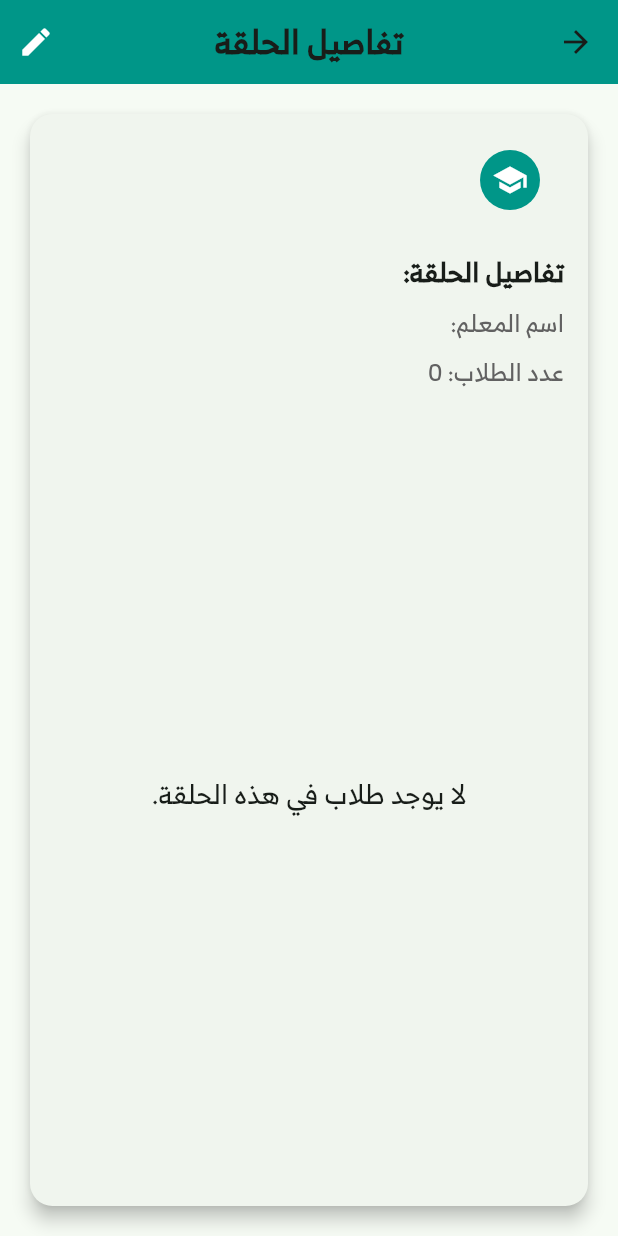
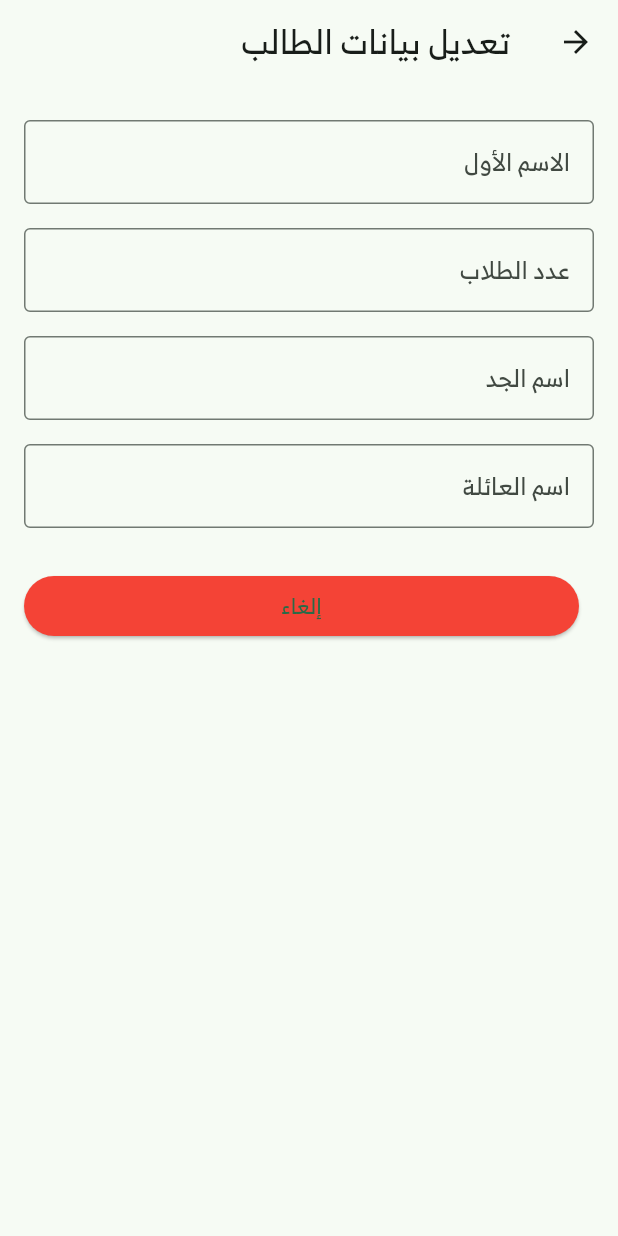
Before and after one commit to abdullahmusllam/al_furqan, a Flutter app: the HalqaDetailsPage screen opened directly with empty values, after a tap on the "edit" icon, on a phone screen of 412 x 824 dp. Run offline on Flutter 3.47's test engine with Material 3 defaults, Android fonts, the light colour scheme and no system bars; our stand-ins replace firebase_core, fl_chart, image_picker, shared_preferences, sqflite; missing offline and left inert: dart:ffi; accounts and stored records are empty.

Commit message:
تعديل حلقة وتعديل الطالب

```diff
--- a/lib/models/users_model.dart
+++ b/lib/models/users_model.dart
@@ -66,6 +66,8 @@ class UserModel {
       isActivate: map['isActivate'] as int?,
     );
   }
+
+  int get userID => null;
 }
 
 // UserModel userModel = UserModel();
--- /dev/null
+++ b/lib/views/SchoolDirector/EditHalaga.dart
@@ -0,0 +1,120 @@
+import 'dart:ffi';
+
+import 'package:al_furqan/controllers/StudentController.dart';
+import 'package:al_furqan/models/halaga_model.dart';
+import 'package:al_furqan/models/users_model.dart';
+import 'package:flutter/material.dart';
+import 'package:al_furqan/models/student_model.dart';
+
+class EditHalagaScreen extends StatefulWidget {
+  // final StudentModel? student;
+  final HalagaModel halga;
+  const EditHalagaScreen({super.key, required this.halga});
+
+  @override
+  _EditStudentScreenState createState() => _EditStudentScreenState();
+}
+
+class _EditStudentScreenState extends State<EditHalagaScreen> {
+  final _formKey = GlobalKey<FormState>();
+
+  final TextEditingController NameController = TextEditingController();
+  final TextEditingController NumberStudentController = TextEditingController();
+  final TextEditingController grandfatherNameController =
+      TextEditingController();
+  final TextEditingController lastNameController = TextEditingController();
+
+  @override
+  void initState() {
+    super.initState();
+
+    // تعبئة الحقول بالبيانات الحالية للطالب
+    NameController.text = widget.halga.Name ?? '';
+    // NumberStudentController.text =
+    //     (widget.halga.NumberStudent ?? '' as int) as String;
+    // grandfatherNameController.text = widget.student.grandfatherName ?? '';
+    // lastNameController.text = widget.student.lastName ?? '';
+  }
+
+  // void _submitForm() {
+  //   if (_formKey.currentState!.validate()) {
+  //     widget.student.firstName = firstNameController.text;
+  //     widget.student.middleName = NumberStudentController.text;
+  //     widget.student.grandfatherName = grandfatherNameController.text;
+  //     widget.student.lastName = lastNameController.text;
+
+  //     studentController.updateStudent(widget.student,
+  //         widget.student.studentID!); // استخدام الدالة لتحديث بيانات الطالب
+
+  //     ScaffoldMessenger.of(context).showSnackBar(
+  //       SnackBar(content: Text('تم تعديل بيانات الطالب بنجاح')),
+  //     );
+  //     Navigator.pop(context);
+  //   }
+  // }
+
+  @override
+  Widget build(BuildContext context) {
+    return Scaffold(
+      appBar: AppBar(title: Text('تعديل بيانات الطالب')),
+      body: Padding(
+        padding: EdgeInsets.all(16.0),
+        child: Form(
+          key: _formKey,
+          child: Column(
+            crossAxisAlignment: CrossAxisAlignment.start,
+            children: [
+              _buildTextField(NameController, 'الاسم الأول'),
+              _buildTextField(NumberStudentController, 'عدد الطلاب'),
+              _buildTextField(grandfatherNameController, 'اسم الجد'),
+              _buildTextField(lastNameController, 'اسم العائلة'),
+              SizedBox(height: 20),
+              Row(
+                children: [
+                  // Expanded(
+                  //   // child: ElevatedButton(
+                  //   //   // onPressed: //_submitForm,
+                  //   //   // style: ElevatedButton.styleFrom(
+                  //   //   //     backgroundColor: Colors.blue),
+                  //   //   child: Text('تعديل'),
+                  //   // ),
+                  // ),
+                  SizedBox(width: 10),
+                  Expanded(
+                    child: ElevatedButton(
+                      onPressed: () {
+                        Navigator.pop(context); // العودة بدون حفظ التعديلات
+                      },
+                      style:
+                          ElevatedButton.styleFrom(backgroundColor: Colors.red),
+                      child: Text('إلغاء'),
+                    ),
+                  ),
+                ],
+              ),
+            ],
+          ),
+        ),
+      ),
+    );
+  }
+
+  Widget _buildTextField(TextEditingController controller, String label) {
+    return Padding(
+      padding: const EdgeInsets.symmetric(vertical: 8.0),
+      child: TextFormField(
+        controller: controller,
+        validator: (value) {
+          if (value == null || value.isEmpty) {
+            return 'الرجاء إدخال $label';
+          }
+          return null;
+        },
+        decoration: InputDecoration(
+          labelText: label,
+          border: OutlineInputBorder(),
+        ),
+      ),
+    );
+  }
+}
--- a/lib/views/SchoolDirector/halagaDetails.dart
+++ b/lib/views/SchoolDirector/halagaDetails.dart
@@ -1,5 +1,6 @@
 import 'package:al_furqan/controllers/StudentController.dart';
 import 'package:al_furqan/models/student_model.dart';
+import 'package:al_furqan/views/SchoolDirector/EditHalaga.dart';
 import 'package:flutter/material.dart';
 import 'package:al_furqan/models/halaga_model.dart';
 
@@ -49,8 +50,7 @@ class _HalqaDetailsPageState extends State<HalqaDetailsPage> {
             icon: Icon(Icons.edit, color: Colors.white),
             onPressed: () {
               // الانتقال إلى صفحة تعديل بيانات الحلقة
-              // يمكن استدعاء صفحة التعديل هنا
-              // Navigator.push(...);
+              Navigator.push(context, MaterialPageRoute(builder: (context)=> EditHalagaScreen(halga: widget.halqa)));
             },
           ),
         ],
--- a/lib/views/Teacher/studentListPageT.dart
+++ b/lib/views/Teacher/studentListPageT.dart
@@ -1,5 +1,5 @@
 import 'package:flutter/material.dart';
-import 'package:al_furqan/views/Teacher/StudentDetilesPage.dart';
+import 'package:al_furqan/views/Teacher/StudentDataPage.dart';
 
 class StudentsListPage extends StatelessWidget {
   // قائمة افتراضية تحتوي على بيانات الطلاب
```
Also changed, not shown: lib/controllers/HalagaController.dart (+33 -1 lines), lib/controllers/StudentController.dart (+7 -0 lines), lib/views/SchoolDirector/AddHalaga.dart (+44 -16 lines), lib/views/SchoolDirector/studentListPage.dart (+4 -5 lines), lib/views/SchoolDirector/updateStudent.dart (added, +116 -0 lines), lib/views/Teacher/StudentDataPage.dart (renamed from lib/views/Teacher/StudentDetilesPage.dart).
